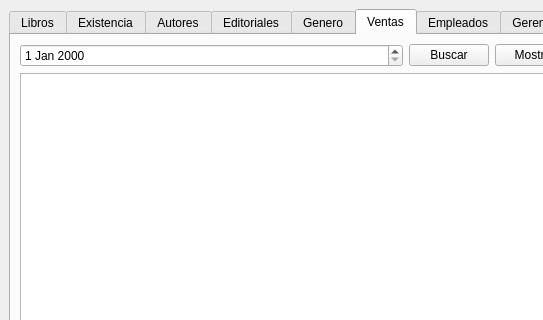
Above: ui_designer/main.ui from Fairbrook/proyecto-SBD before the change; both pictures show x 0 to 543 and y 0 to 320 of the 681 by 488 pixel window. Below: the same form after it.
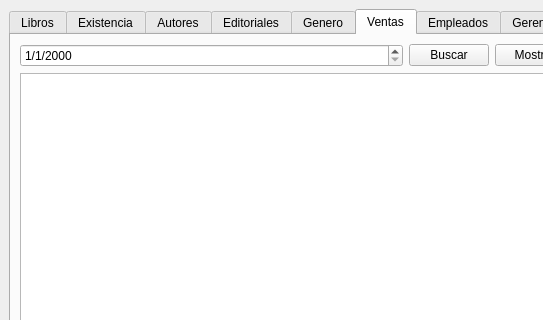
That is the form after the change. The open tabs and pages were chosen to show the change.

```diff
--- a/ui_designer/main.ui
+++ b/ui_designer/main.ui
@@ -258,7 +258,11 @@
        </attribute>
        <layout class="QGridLayout" name="gridLayout_6">
         <item row="0" column="0">
-         <widget class="QDateEdit" name="date_venta_buscar"/>
+         <widget class="QDateEdit" name="date_venta_buscar">
+          <property name="displayFormat">
+           <string>d/M/yyyy</string>
+          </property>
+         </widget>
         </item>
         <item row="0" column="2">
          <widget class="QPushButton" name="push_venta_mostrar">
```
Left out of the diff: 2 changed lines with no effect on the pictures.
